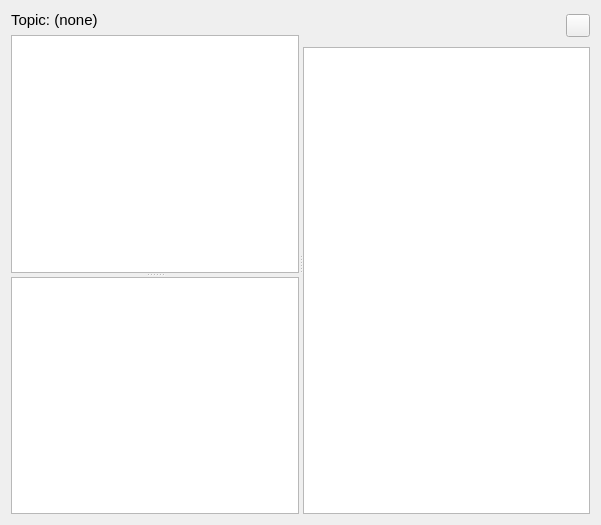
Old version of the form qwired_wired/qw_client/gui/WidgetForum.ui in the repository pcjpnet/qwired-suite.
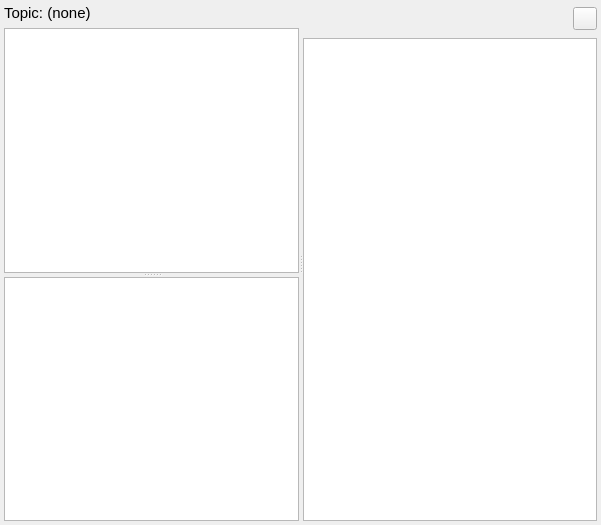
New version of the form. Icons and pictures are not drawn.

The edit to the form file:
```diff
--- a/qwired_wired/qw_client/gui/WidgetForum.ui
+++ b/qwired_wired/qw_client/gui/WidgetForum.ui
@@ -13,6 +13,9 @@
    <string>Qwired</string>
   </property>
   <layout class="QHBoxLayout" name="horizontalLayout" >
+   <property name="margin" >
+    <number>4</number>
+   </property>
    <item>
     <widget class="QSplitter" name="fVSplitter" >
      <property name="orientation" >
@@ -59,8 +62,14 @@
      </widget>
      <widget class="QWidget" name="layoutWidget" >
       <layout class="QVBoxLayout" name="verticalLayout" >
+       <property name="spacing" >
+        <number>4</number>
+       </property>
        <item>
         <layout class="QHBoxLayout" >
+         <property name="spacing" >
+          <number>4</number>
+         </property>
          <item>
           <widget class="QToolButton" name="fBtnMsg" >
            <property name="enabled" >
```
